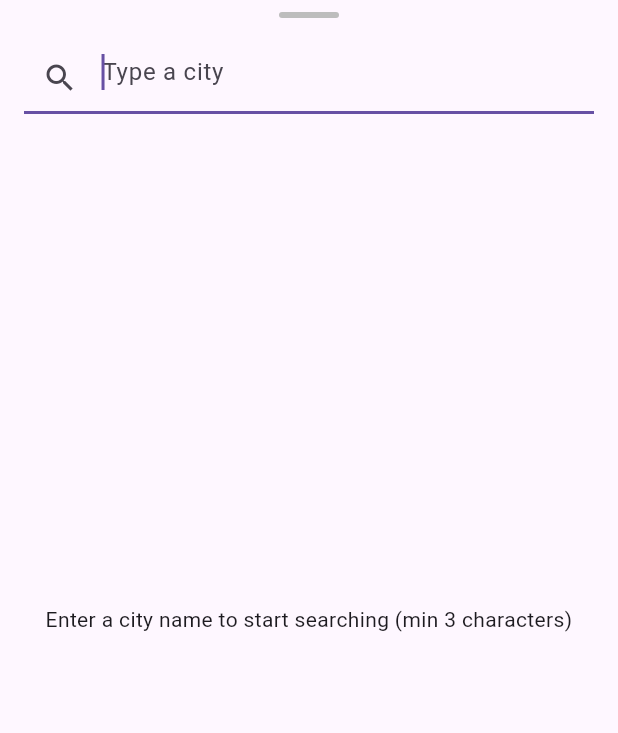
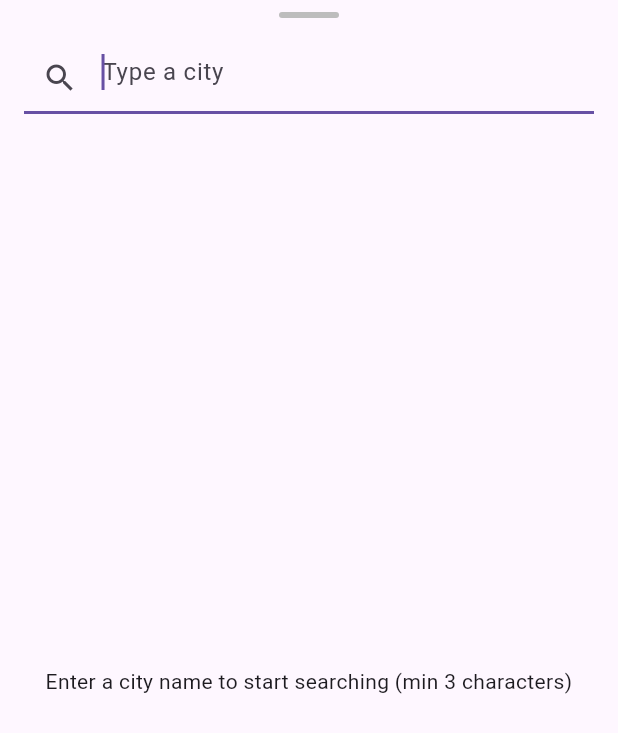
Before and after one commit to dan99dm/weather_app, a Flutter app: the CitySearchBottomSheet widget shown alone on an empty page, opened directly with empty values, on a phone screen of 412 x 824 dp. Shown: the top 733 px of the screen. Run offline on Flutter 3.47's test engine with Material 3 defaults, Android fonts, the phone set to English and light mode, and no system bars; our stand-ins replace dio, easy_debounce, equatable, flutter_bloc, flutter_dotenv, flutter_svg and 3 more.

Commit message:
city weather view model

```diff
--- a/lib/features/cities/presentation/cities_search_state.dart
+++ b/lib/features/cities/presentation/cities_search_state.dart
@@ -1,42 +1,60 @@
+import 'package:equatable/equatable.dart';
 import 'package:weather_app/features/cities/domain/entity/city_entity.dart';
 
-sealed class CitiesSearchState {
-  CitiesSearchState();
+sealed class CitiesSearchState extends Equatable {
+  const CitiesSearchState();
 }
 
 class CitiesSearchInitialState extends CitiesSearchState {
-  CitiesSearchInitialState();
+  const CitiesSearchInitialState();
+
+  @override
+  List<Object?> get props => [];
 }
 
 class CitiesSearchLoadingState extends CitiesSearchState {
-  CitiesSearchLoadingState();
+  const CitiesSearchLoadingState();
+
+  @override
+  List<Object?> get props => [];
 }
 
 class CitiesSearchLoadedState extends CitiesSearchState {
   final List<CityEntity> cities;
 
-  CitiesSearchLoadedState({
+  const CitiesSearchLoadedState({
     required this.cities,
   });
 
   CitiesSearchState copyWith({
     List<CityEntity>? cities,
-    CityEntity? pickedCity,
   }) {
     return CitiesSearchLoadedState(
       cities: cities ?? this.cities,
     );
   }
+
+  @override
+  List<Object?> get props => [cities];
 }
 
 class CitiesSearchNetworkErrorState extends CitiesSearchState {
-  CitiesSearchNetworkErrorState();
+  const CitiesSearchNetworkErrorState();
+
+  @override
+  List<Object?> get props => [];
 }
 
 class CitiesSearchBadRequestErrorState extends CitiesSearchState {
-  CitiesSearchBadRequestErrorState();
+  const CitiesSearchBadRequestErrorState();
+
+  @override
+  List<Object?> get props => [];
 }
 
 class CitiesSearchUnknownErrorState extends CitiesSearchState {
-  CitiesSearchUnknownErrorState();
+  const CitiesSearchUnknownErrorState();
+
+  @override
+  List<Object?> get props => [];
 }
--- a/lib/features/cities/presentation/ui/city_search_bottom_sheet.dart
+++ b/lib/features/cities/presentation/ui/city_search_bottom_sheet.dart
@@ -41,12 +41,14 @@ class _CitySearchBottomSheetState extends State<CitySearchBottomSheet> {
 
   @override
   Widget build(BuildContext context) {
-    return FractionallySizedBox(
-      heightFactor: 0.9,
-      child: Material(
+    return Material(
       clipBehavior: Clip.antiAlias,
       borderRadius: const BorderRadius.vertical(top: Radius.circular(16)),
       color: Theme.of(context).cardColor,
+      child: Padding(
+        padding: EdgeInsets.only(
+          bottom: MediaQuery.viewInsetsOf(context).bottom,
+        ),
         child: Column(
           children: [
             const SizedBox(height: 8),
@@ -56,10 +58,14 @@ class _CitySearchBottomSheetState extends State<CitySearchBottomSheet> {
               decoration: BoxDecoration(
                 color: Colors.grey.shade400,
                 borderRadius: BorderRadius.circular(2),
-                )),
+              ),
+            ),
             const SizedBox(height: 8),
             Padding(
-              padding: const EdgeInsets.fromLTRB(16, 8, 16, 8),
+              padding: const EdgeInsets.symmetric(
+                horizontal: 16,
+                vertical: 8,
+              ),
               child: TextField(
                 controller: _controller,
                 focusNode: _focus,
@@ -108,8 +114,6 @@ class _CitySearchBottomSheetState extends State<CitySearchBottomSheet> {
                           return ListTile(
                             title: Text('${city.name} ${city.countryCode}'),
                             onTap: () {
-                              final vm = context.read<CitiesSearchViewModel>();
-                              vm.selectCity(city);
                               Navigator.of(context).pop(city);
                             },
                           );
```
Also changed, not shown: lib/features/cities/data/dto/city_dto.dart (+5 -8 lines), lib/features/cities/data/mappers.dart (+17 -4 lines), lib/features/cities/presentation/cities_search_view_model.dart (+0 -9 lines), lib/screens/city_weather/city_weather.dart (+16 -3 lines), lib/screens/city_weather/view_model/city_weather_state.dart (added, +11 -0 lines), lib/screens/city_weather/view_model/city_weather_view_model.dart (added, +21 -0 lines), lib/features/cities/data/dto/city_dto.g.dart. Lines whose indentation alone changed are shown as unchanged.
